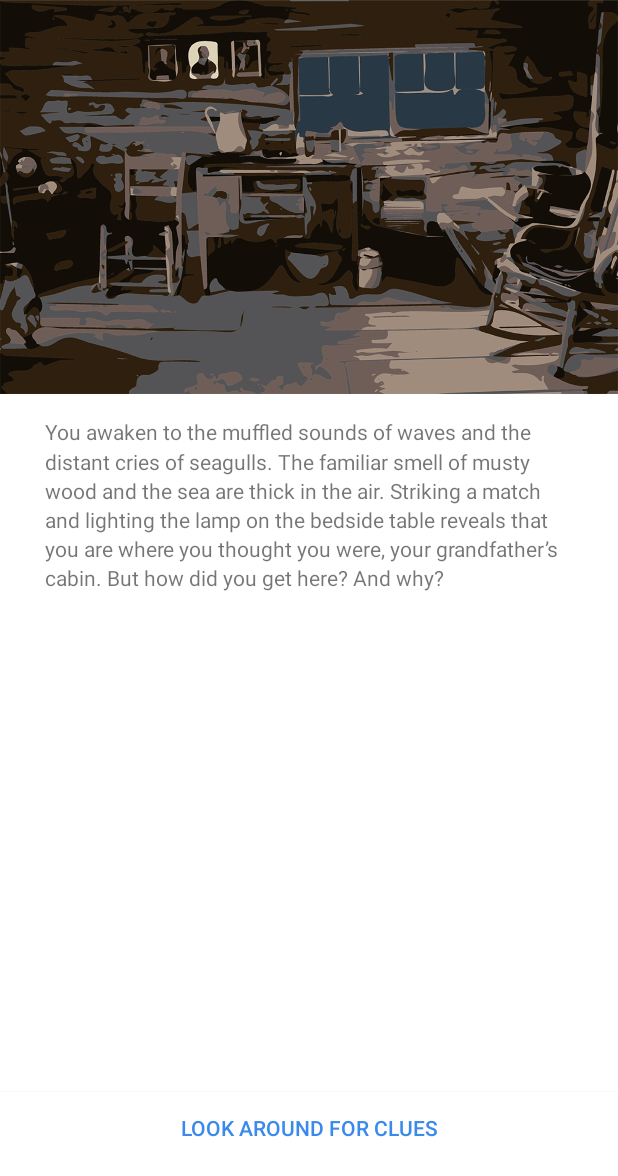
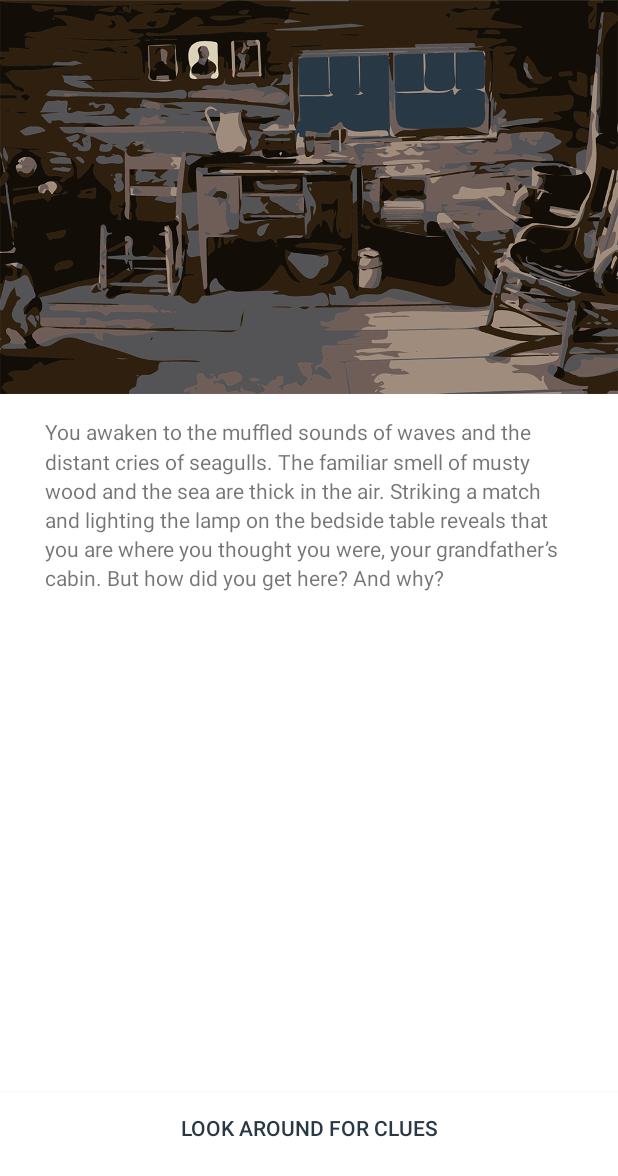
Before and after one commit to HamishBrindle/cavity-android-game, an Android app: the StoryActivity screen opened directly, with no data from a screen before it, on a phone screen of 412 x 824 dp. Shown: the top 1176 px of the screen. Run offline under Robolectric (Android 15) with nearby library versions, the light colour scheme and no system bars.

```diff
--- a/app/src/main/res/layout/activity_main.xml
+++ b/app/src/main/res/layout/activity_main.xml
@@ -18,15 +18,15 @@
         android:contentDescription="Cavity"/>
 
     <Button
+        android:id="@+id/startButton"
         android:layout_width="match_parent"
         android:layout_height="wrap_content"
-        android:text="START YOUR ADVENTURE"
-        android:id="@+id/startButton"
         android:layout_alignParentBottom="true"
         android:layout_alignParentLeft="true"
         android:layout_alignParentStart="true"
         android:background="@android:color/white"
-        android:textColor="#FF3A8AEC"/>
+        android:text="START YOUR ADVENTURE"
+        android:textColor="@color/colorPrimary"/>
 
     <EditText
         android:layout_width="match_parent"
--- a/app/src/main/res/layout/activity_story.xml
+++ b/app/src/main/res/layout/activity_story.xml
@@ -31,24 +31,24 @@
         />
 
     <Button
+        android:id="@+id/choiceButton2"
         android:layout_width="match_parent"
         android:layout_height="wrap_content"
-        android:text=""
-        android:id="@+id/choiceButton2"
         android:layout_alignParentBottom="true"
         android:layout_alignParentLeft="true"
         android:layout_alignParentStart="true"
         android:background="@android:color/white"
-        android:textColor="#ff3a8aec"/>
+        android:text=""
+        android:textColor="@color/colorPrimary"/>
 
     <Button
+        android:id="@+id/choiceButton1"
         android:layout_width="match_parent"
         android:layout_height="wrap_content"
-        android:text=""
-        android:id="@+id/choiceButton1"
         android:layout_above="@+id/choiceButton2"
         android:layout_alignLeft="@+id/choiceButton2"
         android:layout_alignStart="@+id/choiceButton2"
         android:background="@android:color/white"
-        android:textColor="#FF3A8AEC"/>
+        android:text=""
+        android:textColor="@color/colorPrimary"/>
 </RelativeLayout>
--- a/app/src/main/res/values/colors.xml
+++ b/app/src/main/res/values/colors.xml
@@ -1,6 +1,6 @@
 <?xml version="1.0" encoding="utf-8"?>
 <resources>
-    <color name="colorPrimary">#3F51B5</color>
+    <color name="colorPrimary">#293845</color>
     <color name="colorPrimaryDark">#000000</color>
-    <color name="colorAccent">#DA4949</color>
+    <color name="colorAccent">#6F5E58</color>
 </resources>
```
Also changed, not shown: 60 other files.
